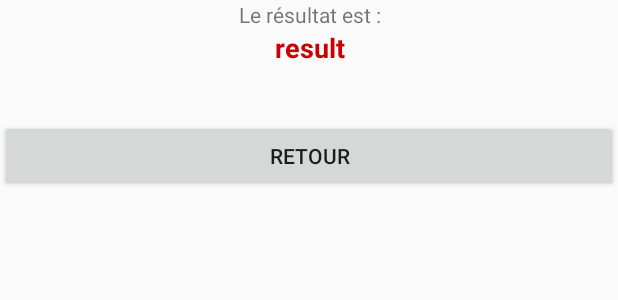
After one commit to malahx/AFPA, an Android app: the layout result.xml on its own in the app's theme, with its tools: preview values and no code run, on a phone screen of 412 x 824 dp. The commit adds this screen. Shown: the top 300 px of the screen. Run offline under Robolectric (Android 15) with nearby library versions, the phone set to English and light mode, and no system bars.

Commit message:
passage du résultat sur une nouvelle page, déplacement du package metier, récupération des monnaies

```diff
--- a/Android/MoneyConverter/app/src/main/AndroidManifest.xml
+++ b/Android/MoneyConverter/app/src/main/AndroidManifest.xml
@@ -11,9 +11,11 @@
         <activity android:name=".MainActivity">
             <intent-filter>
                 <action android:name="android.intent.action.MAIN" />
-
                 <category android:name="android.intent.category.LAUNCHER" />
             </intent-filter>
+        </activity>
+        <activity android:name=".MainResult">
+
         </activity>
     </application>
 
--- a/Android/MoneyConverter/app/src/main/java/metier/Convert.java
+++ b/Android/MoneyConverter/app/src/main/java/afpa/learning/moneyconverter/metier/Convert.java
@@ -1,4 +1,4 @@
-package metier;
+package afpa.learning.moneyconverter.metier;
 
 import java.util.*;
 
--- /dev/null
+++ b/Android/MoneyConverter/app/src/main/res/layout/result.xml
@@ -0,0 +1,33 @@
+<?xml version="1.0" encoding="utf-8"?>
+<LinearLayout xmlns:android="http://schemas.android.com/apk/res/android"
+    android:orientation="vertical" android:layout_width="match_parent"
+    android:layout_height="match_parent"
+    android:weightSum="1">
+
+    <TextView
+        android:text="Le résultat est :"
+        android:layout_width="match_parent"
+        android:layout_height="wrap_content"
+        android:id="@+id/lblInfo"
+        android:textAlignment="center"
+        android:textAllCaps="false" />
+
+    <TextView
+        android:text="result"
+        android:layout_width="match_parent"
+        android:layout_height="wrap_content"
+        android:id="@+id/lblResult"
+        android:layout_weight="0.05"
+        android:textStyle="normal|bold"
+        android:textColor="@android:color/holo_red_dark"
+        android:textSize="18sp"
+        android:textAlignment="center" />
+
+    <Button
+        android:text="Retour"
+        android:layout_width="match_parent"
+        android:layout_height="wrap_content"
+        android:id="@+id/btnReturn"
+        android:onClick="returnAction" />
+
+</LinearLayout>
--- a/Android/MoneyConverter/app/src/main/res/values/strings.xml
+++ b/Android/MoneyConverter/app/src/main/res/values/strings.xml
@@ -2,10 +2,5 @@
     <string name="app_name">MoneyConverter</string>
     <string-array name="listeDevises">
         <item>Selectionner</item>
-        <item>Livre</item>
-        <item>Euro</item>
-        <item>Yen</item>
-        <item>Francs CFA</item>
-        <item>Dollars US</item>
     </string-array>
 </resources>
```
Also changed, not shown: Android/MoneyConverter/app/src/main/java/afpa/learning/moneyconverter/MainActivity.java (+33 -6 lines), Android/MoneyConverter/app/src/main/java/afpa/learning/moneyconverter/MainResult.java (added, +36 -0 lines).
